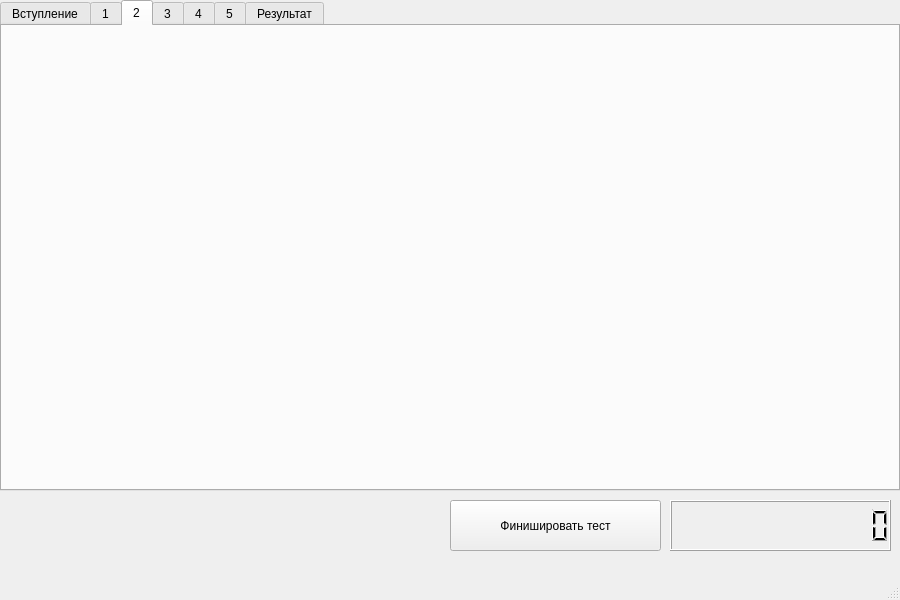
Above: mainwindow.ui from KISEL76/sport_test before the change. Below: the same form after it.
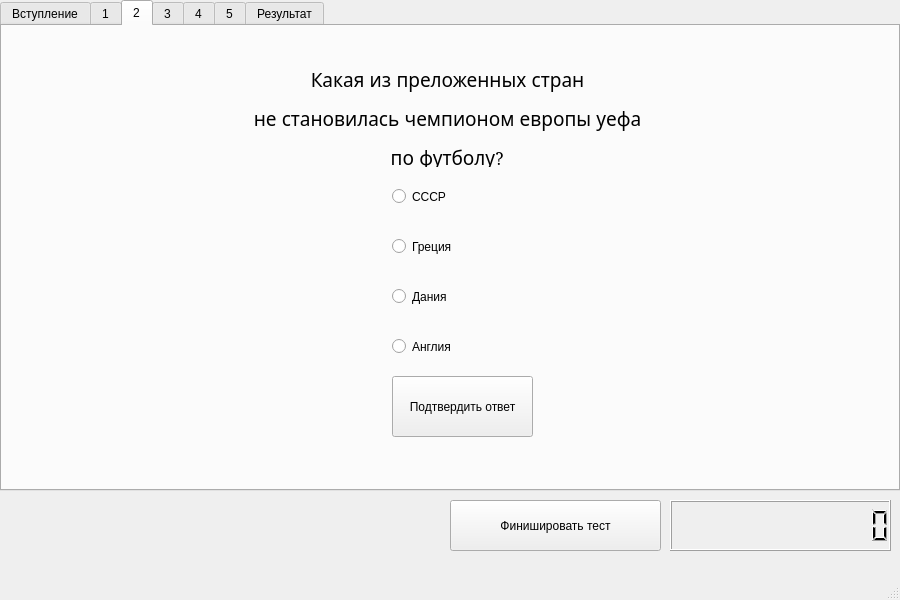
That is the form after the change. The open tabs and pages were chosen to show the change.

The edit to the form file:
```diff
--- a/mainwindow.ui
+++ b/mainwindow.ui
@@ -186,6 +186,90 @@
      <attribute name="title">
       <string>2</string>
      </attribute>
+     <widget class="QLabel" name="label_2">
+      <property name="geometry">
+       <rect>
+        <x>240</x>
+        <y>40</y>
+        <width>411</width>
+        <height>101</height>
+       </rect>
+      </property>
+      <property name="font">
+       <font>
+        <family>Lemon/Milk(RUS BY LYAJKA)</family>
+        <pointsize>14</pointsize>
+       </font>
+      </property>
+      <property name="text">
+       <string>&lt;html&gt;&lt;head/&gt;&lt;body&gt;&lt;p align=&quot;center&quot;&gt;Какая из преложенных стран&lt;/p&gt;&lt;p align=&quot;center&quot;&gt;не становилась чемпионом европы уефа&lt;/p&gt;&lt;p align=&quot;center&quot;&gt;по футболу?&lt;/p&gt;&lt;/body&gt;&lt;/html&gt;</string>
+      </property>
+     </widget>
+     <widget class="QRadioButton" name="radioButton_2_1">
+      <property name="geometry">
+       <rect>
+        <x>390</x>
+        <y>150</y>
+        <width>231</width>
+        <height>41</height>
+       </rect>
+      </property>
+      <property name="text">
+       <string>СССР</string>
+      </property>
+     </widget>
+     <widget class="QRadioButton" name="radioButton_2_2">
+      <property name="geometry">
+       <rect>
+        <x>390</x>
+        <y>200</y>
+        <width>231</width>
+        <height>41</height>
+       </rect>
+      </property>
+      <property name="text">
+       <string>Греция</string>
+      </property>
+     </widget>
+     <widget class="QRadioButton" name="radioButton_2_3">
+      <property name="geometry">
+       <rect>
+        <x>390</x>
+        <y>250</y>
+        <width>231</width>
+        <height>41</height>
+       </rect>
+      </property>
+      <property name="text">
+       <string>Дания</string>
+      </property>
+     </widget>
+     <widget class="QRadioButton" name="radioButton_2_4">
+      <property name="geometry">
+       <rect>
+        <x>390</x>
+        <y>300</y>
+        <width>231</width>
+        <height>41</height>
+       </rect>
+      </property>
+      <property name="text">
+       <string>Англия</string>
+      </property>
+     </widget>
+     <widget class="QPushButton" name="pushButton_2_accept">
+      <property name="geometry">
+       <rect>
+        <x>390</x>
+        <y>350</y>
+        <width>141</width>
+        <height>61</height>
+       </rect>
+      </property>
+      <property name="text">
+       <string>Подтвердить ответ</string>
+      </property>
+     </widget>
     </widget>
     <widget class="QWidget" name="tab_4">
      <attribute name="title">
```
Left out of the diff: 271 changed lines with no effect on the pictures.
